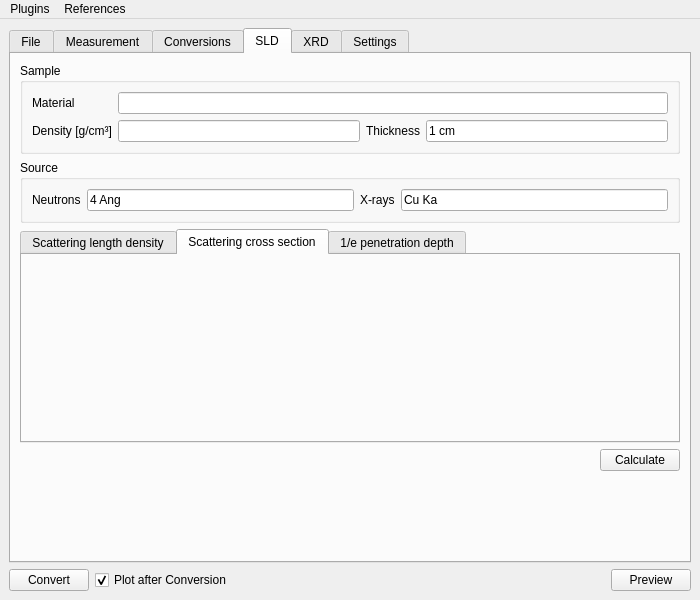
Before: the Qt Designer form uxdconverter/ui/gui.ui in TUM-E21-ThinFilms/UXDConverter, drawn with Qt 5.
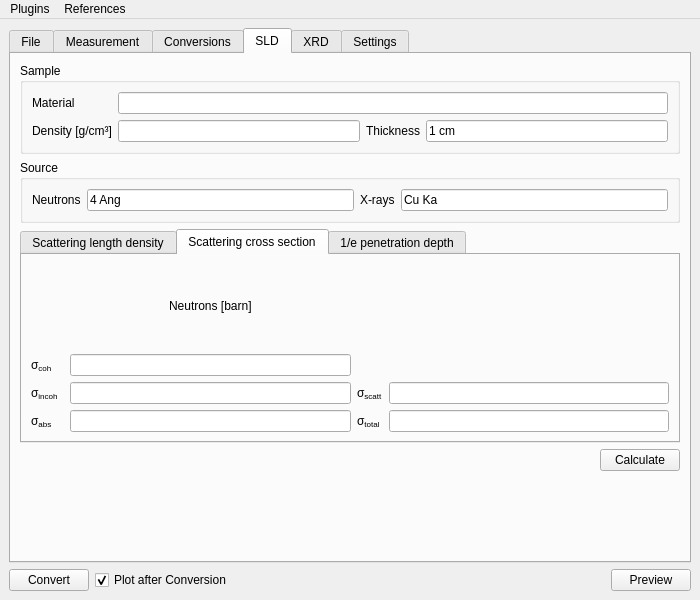
After: the same form once the commit is applied. The open tabs and pages were chosen to show the change. Custom widgets are drawn as their Qt base class.

Commit message: adding neutron cross section calculator, based on periodictable

```diff
--- a/uxdconverter/ui/gui.ui
+++ b/uxdconverter/ui/gui.ui
@@ -959,6 +959,107 @@
                  <attribute name="title">
                   <string>Scattering cross section</string>
                  </attribute>
+                 <layout class="QVBoxLayout" name="verticalLayout_3">
+                  <item>
+                   <layout class="QGridLayout" name="gridLayout_37">
+                    <item row="3" column="2">
+                     <widget class="QLineEdit" name="lE_xs_neutron_abs">
+                      <property name="readOnly">
+                       <bool>true</bool>
+                      </property>
+                     </widget>
+                    </item>
+                    <item row="3" column="4">
+                     <widget class="QLineEdit" name="lE_xs_neutron_total"/>
+                    </item>
+                    <item row="3" column="0">
+                     <widget class="QLabel" name="lael_xs_neutron_abs">
+                      <property name="text">
+                       <string>&lt;html&gt;&lt;head/&gt;&lt;body&gt;&lt;p&gt;σ&lt;span style=&quot; vertical-align:sub;&quot;&gt;abs&lt;/span&gt;&lt;/p&gt;&lt;/body&gt;&lt;/html&gt;</string>
+                      </property>
+                     </widget>
+                    </item>
+                    <item row="2" column="3">
+                     <widget class="QLabel" name="label_xs_neutron_scatt">
+                      <property name="toolTip">
+                       <string>coherent + incoherent scattering cross section</string>
+                      </property>
+                      <property name="statusTip">
+                       <string/>
+                      </property>
+                      <property name="whatsThis">
+                       <string/>
+                      </property>
+                      <property name="text">
+                       <string>&lt;html&gt;&lt;head/&gt;&lt;body&gt;&lt;p&gt;σ&lt;span style=&quot; vertical-align:sub;&quot;&gt;scatt&lt;/span&gt;&lt;/p&gt;&lt;/body&gt;&lt;/html&gt;</string>
+                      </property>
+                     </widget>
+                    </item>
+                    <item row="2" column="2">
+                     <widget class="QLineEdit" name="lE_xs_neutron_incoh">
+                      <property name="readOnly">
+                       <bool>true</bool>
+                      </property>
+                     </widget>
+                    </item>
+                    <item row="2" column="0">
+                     <widget class="QLabel" name="label_xs_neutron_incoherent">
+                      <property name="text">
+                       <string>&lt;html&gt;&lt;head/&gt;&lt;body&gt;&lt;p&gt;σ&lt;span style=&quot; vertical-align:sub;&quot;&gt;incoh&lt;/span&gt;&lt;/p&gt;&lt;/body&gt;&lt;/html&gt;</string>
+                      </property>
+                     </widget>
+                    </item>
+                    <item row="2" column="4">
+                     <widget class="QLineEdit" name="lE_xs_neutron_scatt">
+                      <property name="statusTip">
+                       <string/>
+                      </property>
+                      <property name="whatsThis">
+                       <string/>
+                      </property>
+                     </widget>
+                    </item>
+                    <item row="0" column="2" alignment="Qt::AlignHCenter">
+                     <widget class="QLabel" name="label_SLD_pendepth_neutrons_3">
+                      <property name="text">
+                       <string>&lt;html&gt;&lt;head/&gt;&lt;body&gt;&lt;p&gt;Neutrons [barn]&lt;/p&gt;&lt;/body&gt;&lt;/html&gt;</string>
+                      </property>
+                     </widget>
+                    </item>
+                    <item row="1" column="0">
+                     <widget class="QLabel" name="label_xs_neutron_coh">
+                      <property name="text">
+                       <string>&lt;html&gt;&lt;head/&gt;&lt;body&gt;&lt;p&gt;σ&lt;span style=&quot; vertical-align:sub;&quot;&gt;coh&lt;/span&gt;&lt;/p&gt;&lt;/body&gt;&lt;/html&gt;</string>
+                      </property>
+                     </widget>
+                    </item>
+                    <item row="1" column="2">
+                     <widget class="QLineEdit" name="lE_xs_neutron_coh">
+                      <property name="readOnly">
+                       <bool>true</bool>
+                      </property>
+                     </widget>
+                    </item>
+                    <item row="0" column="1" alignment="Qt::AlignHCenter">
+                     <widget class="QLabel" name="label_SLD_pendepth_xrays_3">
+                      <property name="text">
+                       <string>&lt;html&gt;&lt;head/&gt;&lt;body&gt;&lt;p&gt;&lt;br/&gt;&lt;/p&gt;&lt;/body&gt;&lt;/html&gt;</string>
+                      </property>
+                     </widget>
+                    </item>
+                    <item row="3" column="3">
+                     <widget class="QLabel" name="label_3">
+                      <property name="toolTip">
+                       <string>scattering + absorption cross section</string>
+                      </property>
+                      <property name="text">
+                       <string>&lt;html&gt;&lt;head/&gt;&lt;body&gt;&lt;p&gt;σ&lt;span style=&quot; vertical-align:sub;&quot;&gt;total&lt;/span&gt;&lt;/p&gt;&lt;/body&gt;&lt;/html&gt;</string>
+                      </property>
+                     </widget>
+                    </item>
+                   </layout>
+                  </item>
+                 </layout>
                 </widget>
                 <widget class="QWidget" name="tab_7">
                  <attribute name="title">
```
The commit also changes 4 other files.
